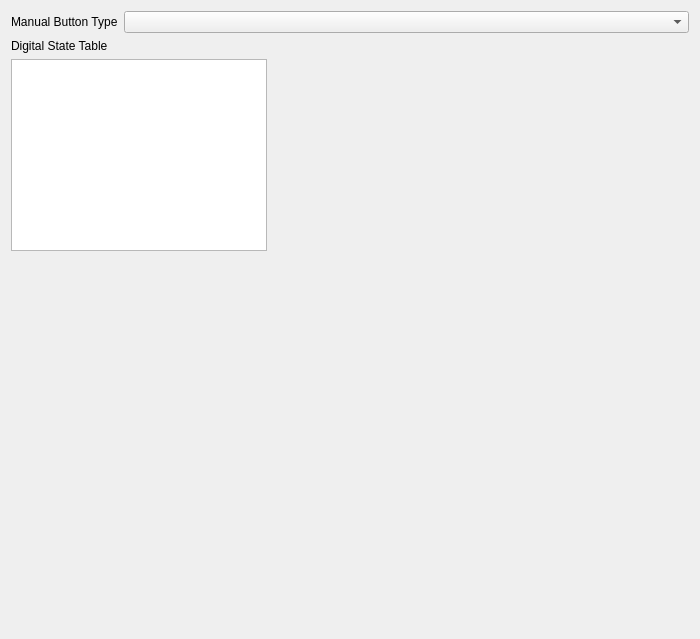
wrightsh/LinuxNano, file linuxnano/views/DigitalOutputEditor.ui: the form before one commit.
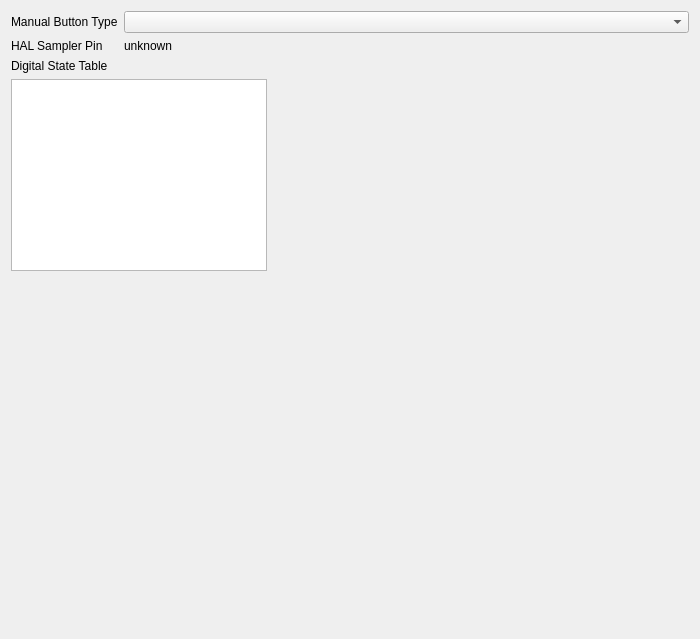
The form after the commit. Custom widgets are drawn as their Qt base class.

Patch:
```diff
--- a/linuxnano/views/DigitalOutputEditor.ui
+++ b/linuxnano/views/DigitalOutputEditor.ui
@@ -29,6 +29,20 @@
      <item row="0" column="1">
       <widget class="QComboBox" name="ui_manual_display_type"/>
      </item>
+     <item row="1" column="0">
+      <widget class="QLabel" name="label_2">
+       <property name="text">
+        <string>HAL Sampler Pin</string>
+       </property>
+      </widget>
+     </item>
+     <item row="1" column="1">
+      <widget class="QLabel" name="ui_hal_sampler_pin">
+       <property name="text">
+        <string>unknown</string>
+       </property>
+      </widget>
+     </item>
     </layout>
    </item>
    <item>
```
